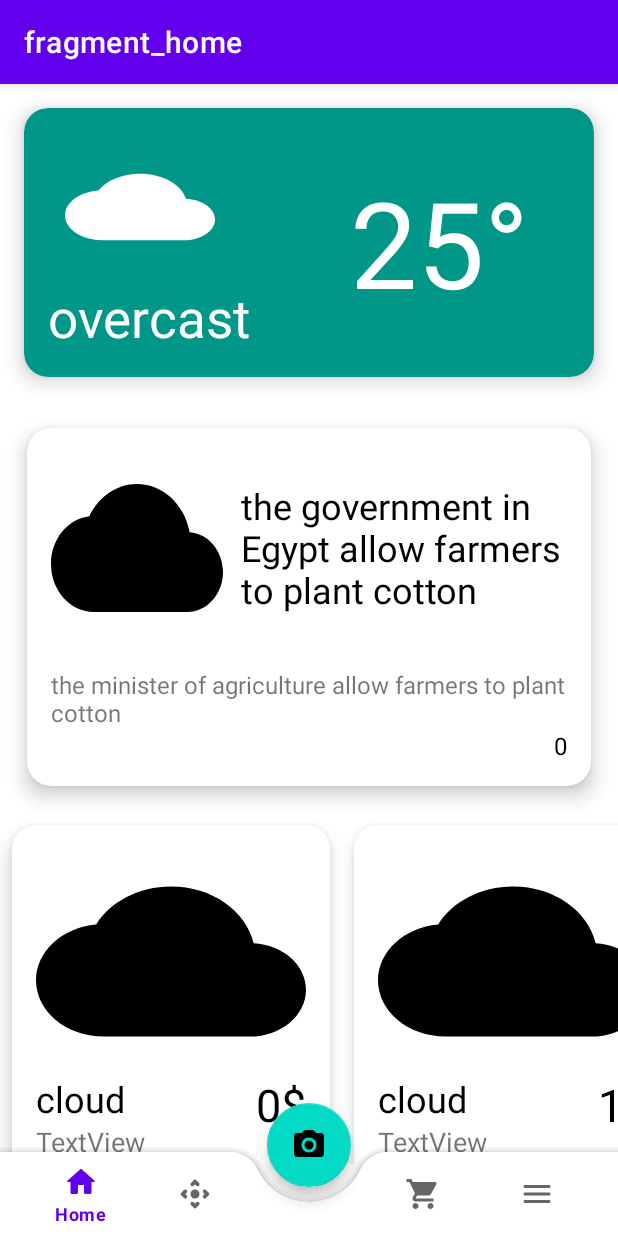
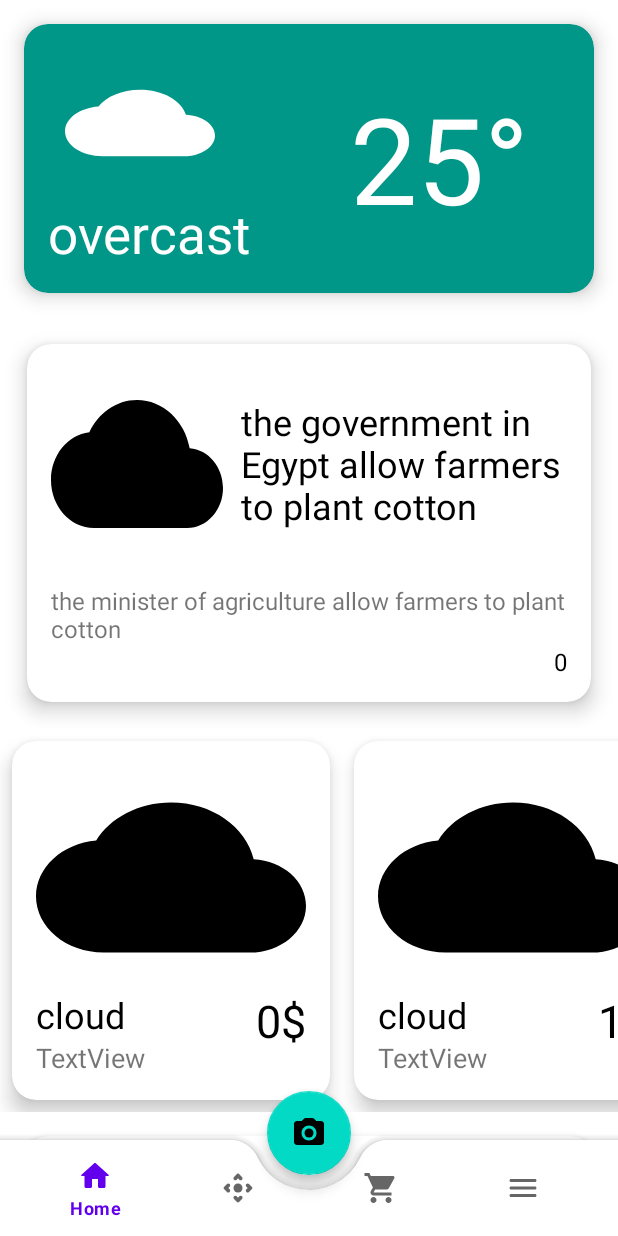
Before and after one commit to ebrahim5599/Farmer-Friend, an Android app: the screen it shows after launch (MainActivity), on a phone screen of 412 x 824 dp. Run offline under Robolectric (Android 15) with nearby library versions, the phone set to English and light mode, and no system bars; our stand-ins replace Picasso, navigation-ui; pictures from the network do not load.

Commit message:
home fragment components

```diff
--- a/app/src/main/java/com/graduation/farmerfriend/ui/MainActivity.java
+++ b/app/src/main/java/com/graduation/farmerfriend/ui/MainActivity.java
@@ -40,10 +40,10 @@ public class MainActivity extends AppCompatActivity {
                 .findFragmentById(R.id.fragmentContainerView);
         NavController navCo = navHostFragment.getNavController();
         NavigationUI.setupWithNavController(bottomNavigationView, navCo);
-        AppBarConfiguration appBarConfiguration = new AppBarConfiguration.Builder(
-                R.id.homeFragment, R.id.controlFragment, R.id.ECommerceFragment, R.id.moreFragment)
-                .build();
-        NavigationUI.setupActionBarWithNavController(this, navCo, appBarConfiguration);
+//        AppBarConfiguration appBarConfiguration = new AppBarConfiguration.Builder(
+//                R.id.homeFragment, R.id.controlFragment, R.id.ECommerceFragment, R.id.moreFragment)
+//                .build();
+//        NavigationUI.setupActionBarWithNavController(this, navCo, appBarConfiguration);
 
     }
 }
--- a/app/src/main/res/layout/activity_main.xml
+++ b/app/src/main/res/layout/activity_main.xml
@@ -12,7 +12,7 @@
         android:name="androidx.navigation.fragment.NavHostFragment"
         android:layout_width="match_parent"
         android:layout_height="match_parent"
-        android:paddingBottom="48dp"
+        android:paddingBottom="64dp"
         app:defaultNavHost="true"
         app:navGraph="@navigation/my_nav" />
 
@@ -22,6 +22,7 @@
         android:layout_height="wrap_content"
         android:layout_gravity="bottom"
         app:fabCradleMargin="10dp"
+        android:padding="4dp"
         app:fabCradleRoundedCornerRadius="20dp"
         app:fabCradleVerticalOffset="5dp">
 
--- a/app/src/main/res/menu/bottom_nav_menu.xml
+++ b/app/src/main/res/menu/bottom_nav_menu.xml
@@ -9,8 +9,8 @@
         android:title="Control"
         android:icon="@drawable/ic_control_24"/>
 
-    <item android:id="@+id/placeholder"
-        android:title="" />
+<!--    <item android:id="@+id/placeholder"-->
+<!--        android:title="" />-->
 
 <!--    <item-->
 <!--        android:id="@+id/menu_store"-->
--- a/app/src/main/res/values-night/themes.xml
+++ b/app/src/main/res/values-night/themes.xml
@@ -1,6 +1,6 @@
 <resources xmlns:tools="http://schemas.android.com/tools">
     <!-- Base application theme. -->
-    <style name="Theme.FarmerFriend" parent="Theme.MaterialComponents.DayNight.DarkActionBar">
+    <style name="Theme.FarmerFriend" parent="Theme.MaterialComponents.DayNight.NoActionBar">
         <!-- Primary brand color. -->
         <item name="colorPrimary">@color/purple_200</item>
         <item name="colorPrimaryVariant">@color/purple_700</item>
--- a/app/src/main/res/values/themes.xml
+++ b/app/src/main/res/values/themes.xml
@@ -1,6 +1,6 @@
 <resources xmlns:tools="http://schemas.android.com/tools">
     <!-- Base application theme. -->
-    <style name="Theme.FarmerFriend" parent="Theme.MaterialComponents.DayNight.DarkActionBar">
+    <style name="Theme.FarmerFriend" parent="Theme.MaterialComponents.DayNight.NoActionBar">
         <!-- Primary brand color. -->
         <item name="colorPrimary">@color/purple_500</item>
         <item name="colorPrimaryVariant">@color/purple_700</item>
@@ -11,6 +11,14 @@
         <item name="colorOnSecondary">@color/black</item>
         <!-- Status bar color. -->
         <item name="android:statusBarColor" tools:targetApi="l">?attr/colorPrimaryVariant</item>
+<!--        <item name="windowActionBar">false</item>-->
+<!--        <item name="windowNoTitle">true</item>-->
+
         <!-- Customize your theme here. -->
     </style>
+
+<!--    <style name="AppTheme.NoActionBar">-->
+<!--        <item name="windowActionBar">false</item>-->
+<!--        <item name="windowNoTitle">true</item>-->
+<!--    </style>-->
 </resources>
```
